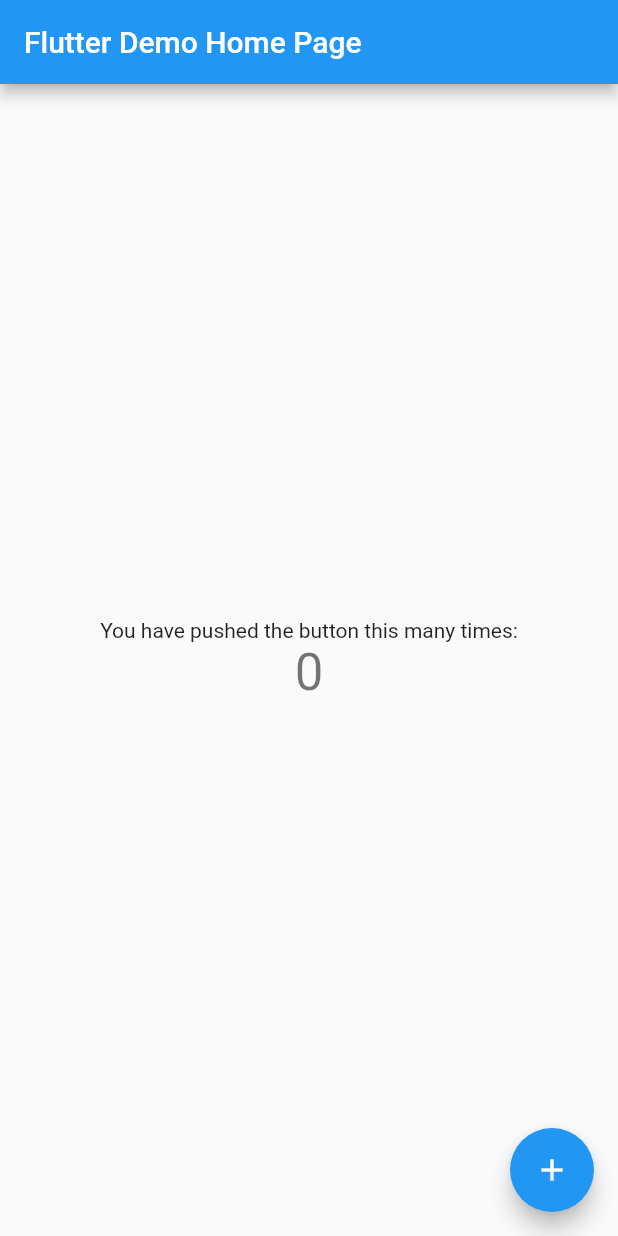
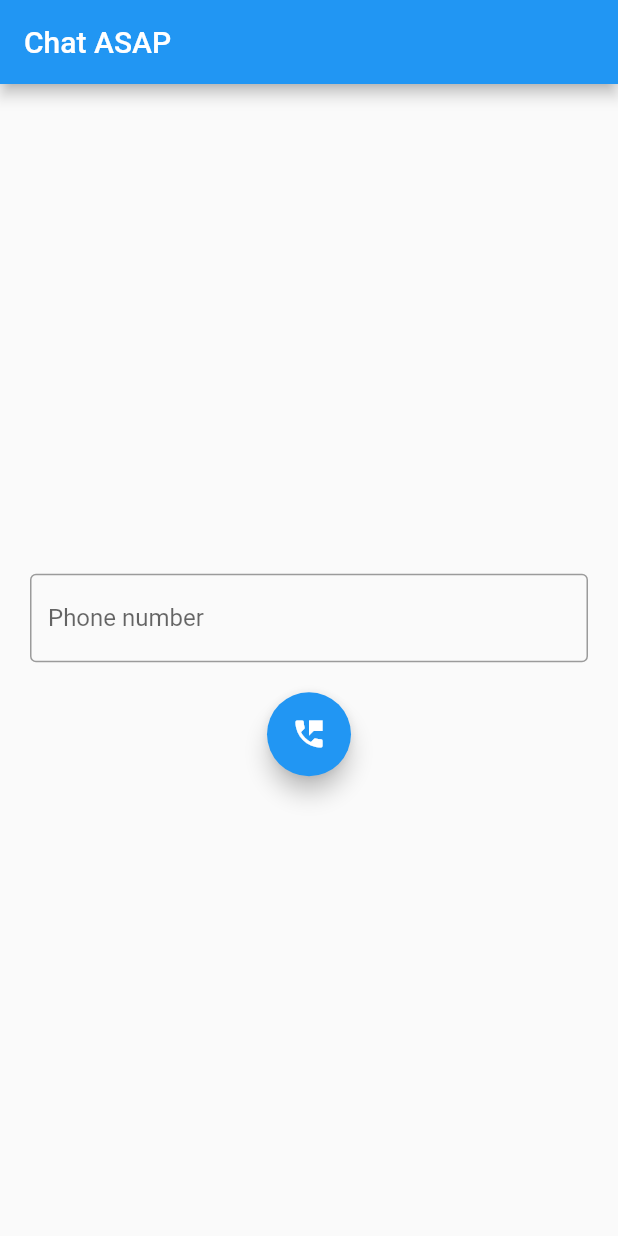
Before and after one commit to naslausky/Chat-Asap-, a Flutter app: the screen it shows after launch, on a phone screen of 412 x 824 dp. Run offline on Flutter 3.47's test engine with Material 2 defaults, Android fonts, the phone set to English and light mode, and no system bars.

Commit message:
Layout inicial dos elementos da tela.

```diff
--- a/lib/main.dart
+++ b/lib/main.dart
@@ -7,11 +7,11 @@ class MyApp extends StatelessWidget {
   @override
   Widget build(BuildContext context) {
     return MaterialApp(
-      title: 'Flutter Demo',
+      title: 'Chat ASAP',
       theme: ThemeData(
         primarySwatch: Colors.blue,
       ),
-      home: MyHomePage(title: 'Flutter Demo Home Page'),
+      home: MyHomePage(title: 'Chat ASAP'),
     );
   }
 }
@@ -42,20 +42,21 @@ class _MyHomePageState extends State<MyHomePage> {
         child: Column(
           mainAxisAlignment: MainAxisAlignment.center,
           children: <Widget>[
-            Text(
-              'You have pushed the button this many times:',
+            Padding(
+              padding: const EdgeInsets.all(20.0),
+              child: TextField(
+                decoration: InputDecoration(
+                  border: OutlineInputBorder(),
+                  labelText: 'Phone number',
+                ),
+              ),
             ),
-            Text(
-              '$_counter',
-              style: Theme.of(context).textTheme.display1,
-            ),
+            FloatingActionButton(
+              onPressed: () {},
+              child: Icon(Icons.perm_phone_msg),
+            )
           ],
         ),
-      ),
-      floatingActionButton: FloatingActionButton(
-        onPressed: _incrementCounter,
-        tooltip: 'Increment',
-        child: Icon(Icons.add),
       ),
     );
   }
```
